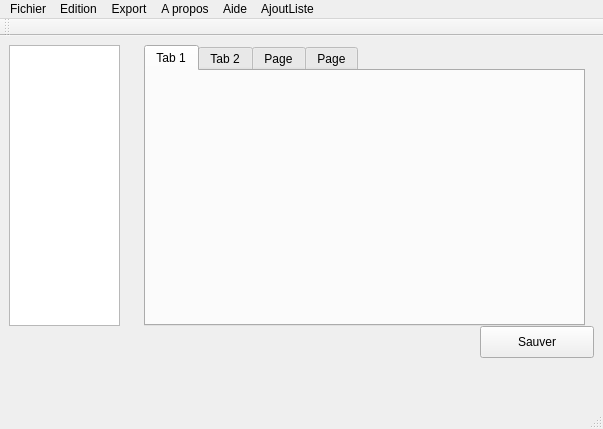
This is ProjetPriseDeNote/mainwindow.ui in Simobain/MotDit as Qt 5 draws it before an edit. The edited form follows.
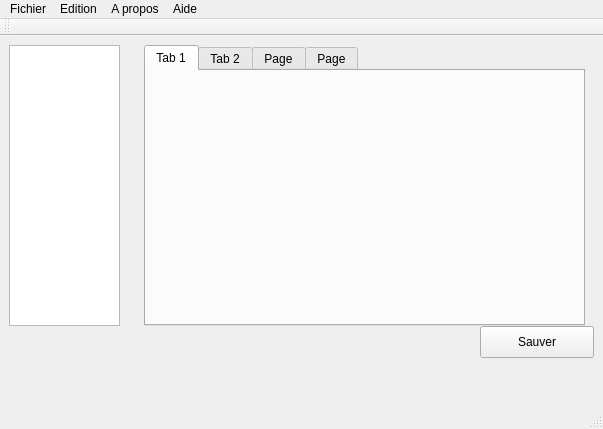
This is the edited form.

Commit message: Juste un onglet Fermer, j'ai voulu l'appeler Quitter mais Qt ne voulait pas l'afficher… PS encore un nouveau petit souci : TOUTES les fonctions doivent être accessible depuis le menu du haut excepté l'édition (Sauvegarder on va faire comment du coup :s ?) Ah si j'ai une idée on envoie un signal au bouton sauver ! Bref tout ce paragraphe pour pas grand chose du coup ^^

Diff of the .ui file:
```diff
--- a/ProjetPriseDeNote/mainwindow.ui
+++ b/ProjetPriseDeNote/mainwindow.ui
@@ -134,26 +134,10 @@
      <string>Aide</string>
     </property>
    </widget>
-   <widget class="QMenu" name="menuAjoutListe">
-    <property name="title">
-     <string>AjoutListe</string>
-    </property>
-    <addaction name="actionAdd"/>
-   </widget>
-   <widget class="QMenu" name="menuExport">
-    <property name="title">
-     <string>Export</string>
-    </property>
-    <addaction name="actionTexte"/>
-    <addaction name="actionHTML_2"/>
-    <addaction name="actionLaTex"/>
-   </widget>
    <addaction name="menuFichier"/>
    <addaction name="menuEdition"/>
-   <addaction name="menuExport"/>
    <addaction name="menuA_propos"/>
    <addaction name="menuAide"/>
-   <addaction name="menuAjoutListe"/>
   </widget>
   <widget class="QToolBar" name="mainToolBar">
    <attribute name="toolBarArea">
```
Left out of the diff: 9 changed lines with no effect on the pictures. The commit also changes 1 other file.
